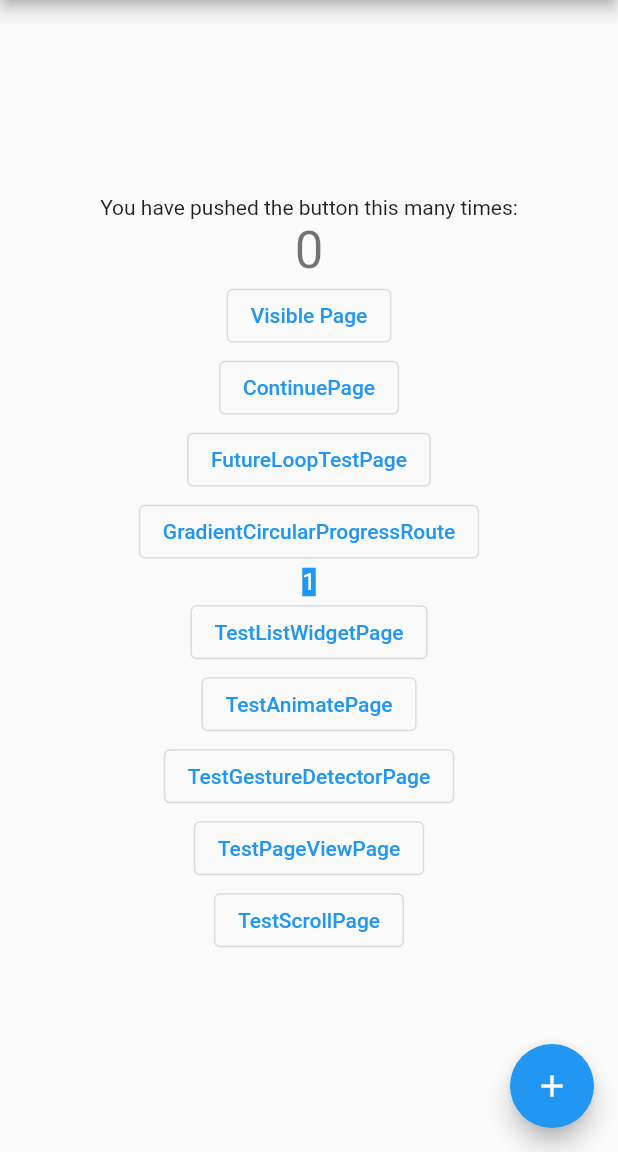
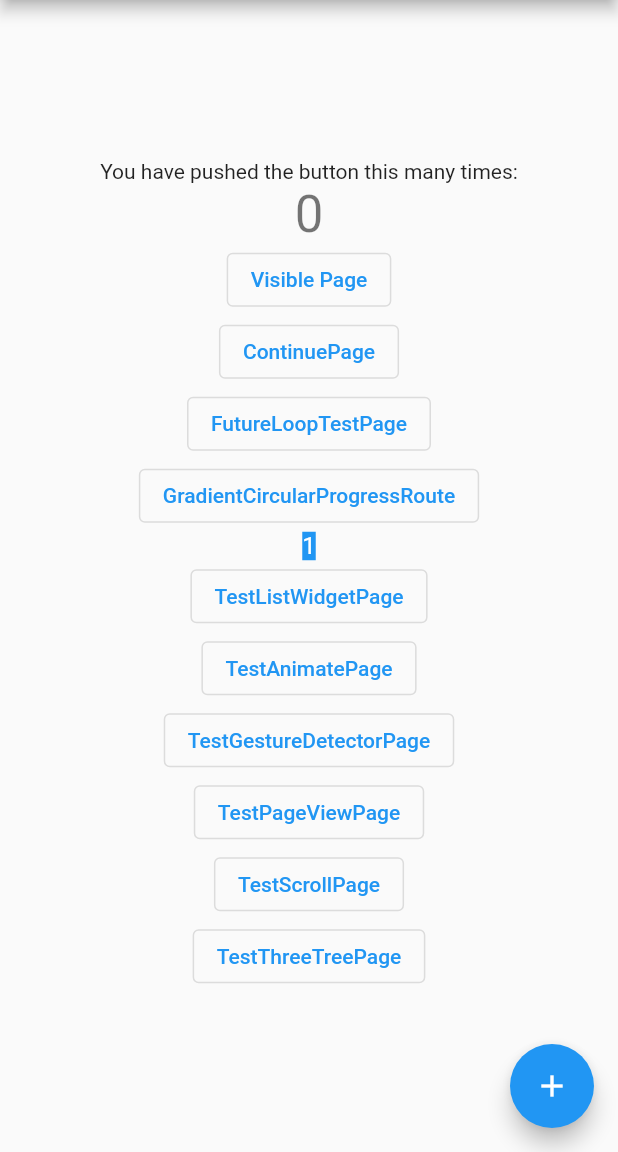
Before and after one commit to jasoncfpl/flutter_test_demo, a Flutter app: the screen it shows after launch, on a phone screen of 412 x 824 dp, the part 84-1236 px from its top. Run offline on Flutter 3.47's test engine with Material 2 defaults, Android fonts, the phone set to English and light mode, and no system bars; our stand-ins replace flutter_screenutil, fluttertoast, get.

Commit message:
add three tree page

```diff
--- a/lib/main.dart
+++ b/lib/main.dart
@@ -12,6 +12,7 @@ import 'package:flutter_test_demo/page/test_list_widget_page.dart';
 import 'package:flutter_test_demo/page/test_loop_page.dart';
 import 'package:flutter_test_demo/page/test_page_view_page.dart';
 import 'package:flutter_test_demo/page/test_scroll_page.dart';
+import 'package:flutter_test_demo/page/test_three_tree_page.dart';
 import 'package:flutter_test_demo/page/test_visiable_page.dart';
 import 'package:get/get.dart';
 
@@ -256,6 +257,14 @@ class _MyHomePageState extends State<MyHomePage> {
                   ));
                 },
                 child: const Text("TestScrollPage")),
+            OutlinedButton(
+                onPressed: () {
+                  Navigator.of(context).push(MaterialPageRoute(
+                    builder: (ctx) => const TestThreeTreePage(),
+                  ));
+                },
+                child: const Text("TestThreeTreePage")),
+
 
           ],
         ),
--- /dev/null
+++ b/lib/page/test_three_tree_page.dart
@@ -0,0 +1,26 @@
+import 'package:flutter/material.dart';
+
+///
+/// Flutter 三棵树测试
+///
+class TestThreeTreePage extends StatefulWidget {
+  const TestThreeTreePage({Key? key}) : super(key: key);
+
+  @override
+  TestThreeTreePageState createState() => TestThreeTreePageState();
+}
+
+class TestThreeTreePageState extends State<TestThreeTreePage> {
+  bool visible = true;
+
+  @override
+  Widget build(BuildContext context) {
+    return Scaffold(
+        appBar: AppBar(
+          // Here we take the value from the MyHomePage object that was created by
+          // the App.build method, and use it to set our appbar title.
+          title: const Text("TestThreeTreePage"),
+        ),
+        body: Container(color: Colors.red, child: Container(color: Colors.blue)));
+  }
+}
```
